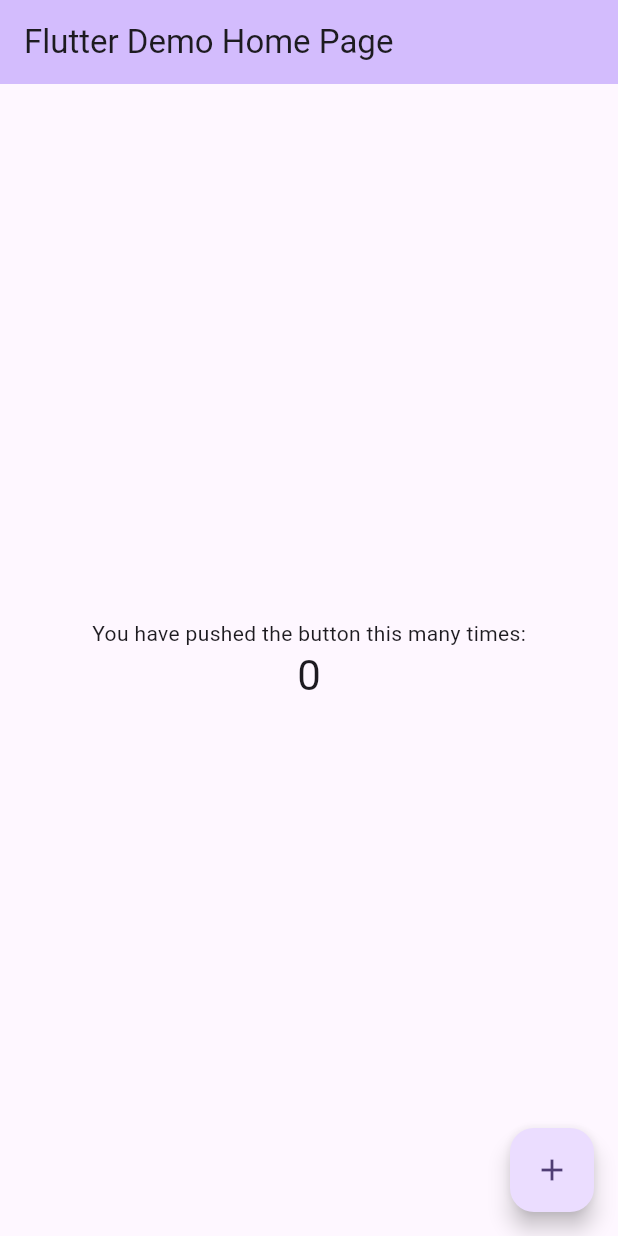
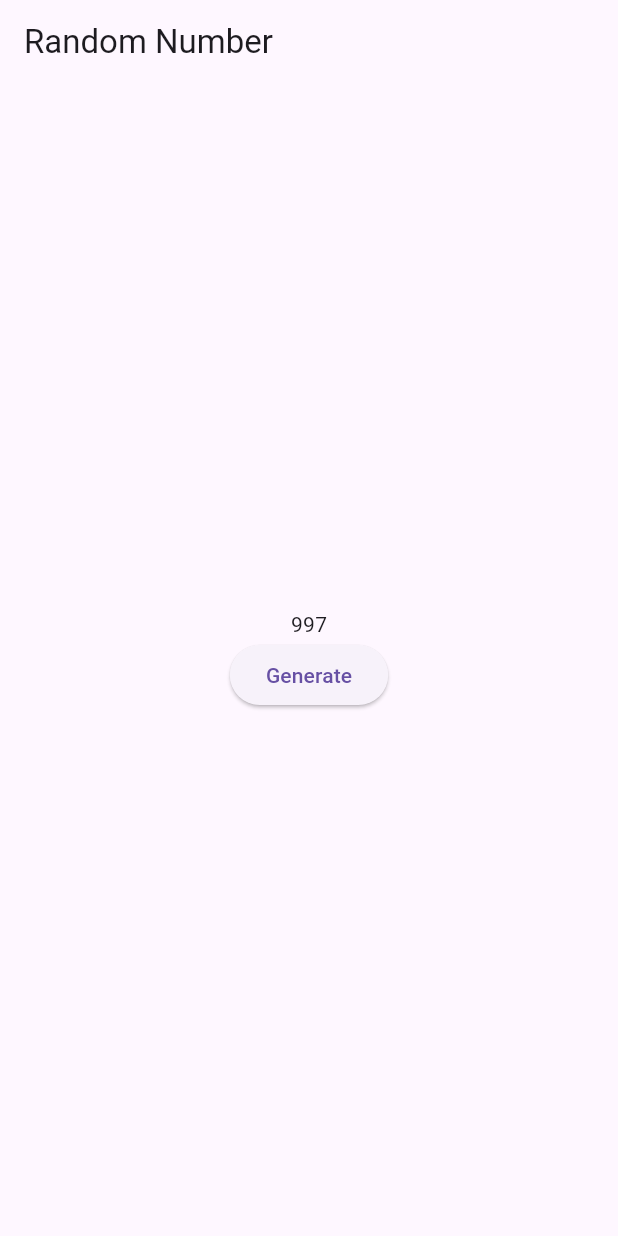
Before and after one commit to ilhamw-code/random_number, a Flutter app: the screen it shows after launch, on a phone screen of 412 x 824 dp. Run offline on Flutter 3.47's test engine with Material 3 defaults, Android fonts, the phone set to English and light mode, and no system bars; our stand-ins replace hooks_riverpod, riverpod_annotation.

```diff
--- a/analysis_options.yaml
+++ b/analysis_options.yaml
@@ -26,3 +26,6 @@ linter:
 
 # Additional information about this file can be found at
 # https://dart.dev/guides/language/analysis-options
+analyzer:
+  plugins:
+    - custom_lint
--- a/lib/main.dart
+++ b/lib/main.dart
@@ -1,7 +1,13 @@
 import 'package:flutter/material.dart';
+import 'package:hooks_riverpod/hooks_riverpod.dart';
+import 'dart:math';
+
+import 'package:riverpod_annotation/riverpod_annotation.dart';
 
 void main() {
-  runApp(const MyApp());
+  runApp((const ProviderScope(
+    child: MyApp(),
+  )));
 }
 
 class MyApp extends StatelessWidget {
@@ -11,7 +17,7 @@ class MyApp extends StatelessWidget {
   @override
   Widget build(BuildContext context) {
     return MaterialApp(
-      title: 'Flutter Demo',
+      title: 'Random Number',
       theme: ThemeData(
         // This is the theme of your application.
         //
@@ -31,95 +37,63 @@ class MyApp extends StatelessWidget {
         colorScheme: ColorScheme.fromSeed(seedColor: Colors.deepPurple),
         useMaterial3: true,
       ),
-      home: const MyHomePage(title: 'Flutter Demo Home Page'),
+      home: const MyHomePage(),
     );
   }
 }
 
-class MyHomePage extends StatefulWidget {
-  const MyHomePage({super.key, required this.title});
+// State notifier for generating a random number exposesd by a state notifier
+// provider
 
-  // This widget is the home page of your application. It is stateful, meaning
-  // that it has a State object (defined below) that contains fields that affect
-  // how it looks.
+class RandomNumberGenerator extends StateNotifier<int> {
+  RandomNumberGenerator() : super(Random().nextInt(999));
 
-  // This class is the configuration for the state. It holds the values (in this
-  // case the title) provided by the parent (in this case the App widget) and
-  // used by the build method of the State. Fields in a Widget subclass are
-  // always marked "final".
-
-  final String title;
-
-  @override
-  State<MyHomePage> createState() => _MyHomePageState();
+  void generate() {
+    state = Random().nextInt(999);
+  }
 }
 
-class _MyHomePageState extends State<MyHomePage> {
-  int _counter = 0;
+final generatorRandom =
+    StateNotifierProvider<RandomNumberGenerator, int>((ref) {
+  return RandomNumberGenerator();
+});
 
-  void _incrementCounter() {
-    setState(() {
-      // This call to setState tells the Flutter framework that something has
-      // changed in this State, which causes it to rerun the build method below
-      // so that the display can reflect the updated values. If we changed
-      // _counter without calling setState(), then the build method would not be
-      // called again, and so nothing would appear to happen.
-      _counter++;
-    });
-  }
+class MyHomePage extends StatelessWidget {
+  const MyHomePage({super.key});
 
   @override
   Widget build(BuildContext context) {
-    // This method is rerun every time setState is called, for instance as done
-    // by the _incrementCounter method above.
-    //
-    // The Flutter framework has been optimized to make rerunning build methods
-    // fast, so that you can just rebuild anything that needs updating rather
-    // than having to individually change instances of widgets.
-    return Scaffold(
+    return MaterialApp(
+      home: Scaffold(
         appBar: AppBar(
-        // TRY THIS: Try changing the color here to a specific color (to
-        // Colors.amber, perhaps?) and trigger a hot reload to see the AppBar
-        // change color while the other colors stay the same.
-        backgroundColor: Theme.of(context).colorScheme.inversePrimary,
-        // Here we take the value from the MyHomePage object that was created by
-        // the App.build method, and use it to set our appbar title.
-        title: Text(widget.title),
+          title: const Text('Random Number'),
         ),
         body: Center(
-        // Center is a layout widget. It takes a single child and positions it
-        // in the middle of the parent.
           child: Column(
-          // Column is also a layout widget. It takes a list of children and
-          // arranges them vertically. By default, it sizes itself to fit its
-          // children horizontally, and tries to be as tall as its parent.
-          //
-          // Column has various properties to control how it sizes itself and
-          // how it positions its children. Here we use mainAxisAlignment to
-          // center the children vertically; the main axis here is the vertical
-          // axis because Columns are vertical (the cross axis would be
-          // horizontal).
-          //
-          // TRY THIS: Invoke "debug painting" (choose the "Toggle Debug Paint"
-          // action in the IDE, or press "p" in the console), to see the
-          // wireframe for each widget.
             mainAxisAlignment: MainAxisAlignment.center,
-          children: <Widget>[
-            const Text(
-              'You have pushed the button this many times:',
-            ),
-            Text(
-              '$_counter',
-              style: Theme.of(context).textTheme.headlineMedium,
-            ),
+            children: [
+              const Randomconsumer(),
+              Consumer(
+                builder: (context, ref, child) {
+                  return ElevatedButton(
+                      onPressed: () =>
+                          ref.read(generatorRandom.notifier).generate(),
+                      child: const Text('Generate'));
+                },
+              )
             ],
           ),
         ),
-      floatingActionButton: FloatingActionButton(
-        onPressed: _incrementCounter,
-        tooltip: 'Increment',
-        child: const Icon(Icons.add),
-      ), // This trailing comma makes auto-formatting nicer for build methods.
+      ),
     );
   }
 }
+
+class Randomconsumer extends ConsumerWidget {
+  const Randomconsumer({super.key});
+
+  @override
+  Widget build(BuildContext context, WidgetRef ref) {
+    return Text(ref.watch(generatorRandom).toString());
+  }
+}
```
Also changed, not shown: pubspec.yaml (+7 -0 lines), pubspec.lock, 1 other file. Lines whose indentation alone changed are shown as unchanged.
